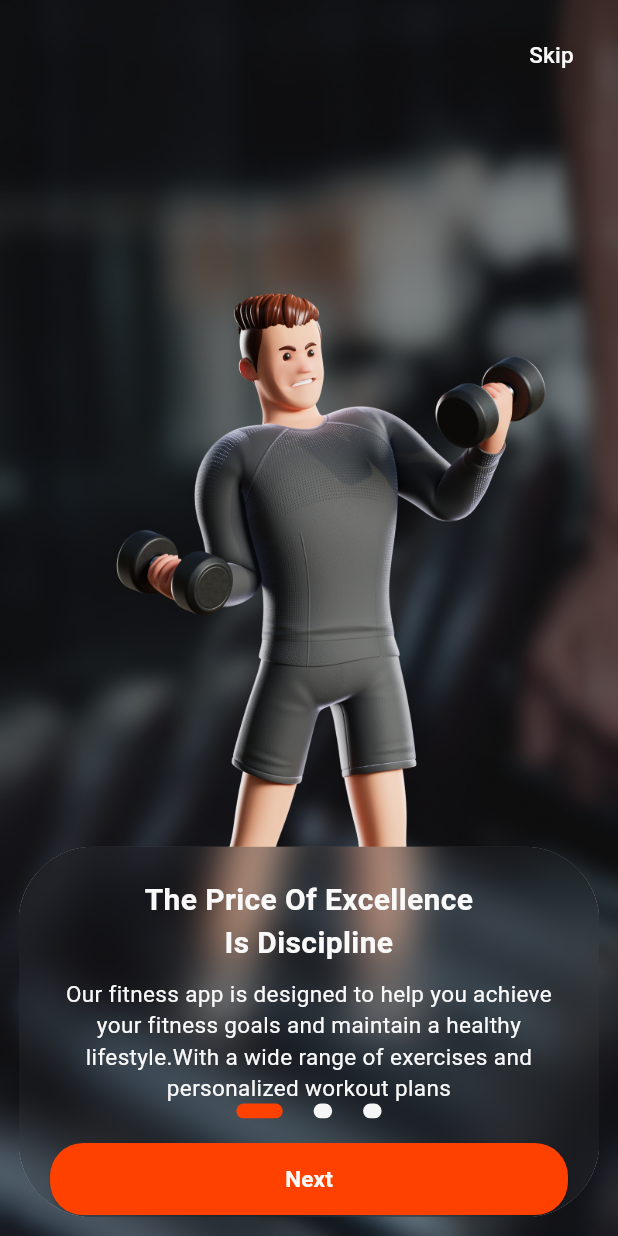
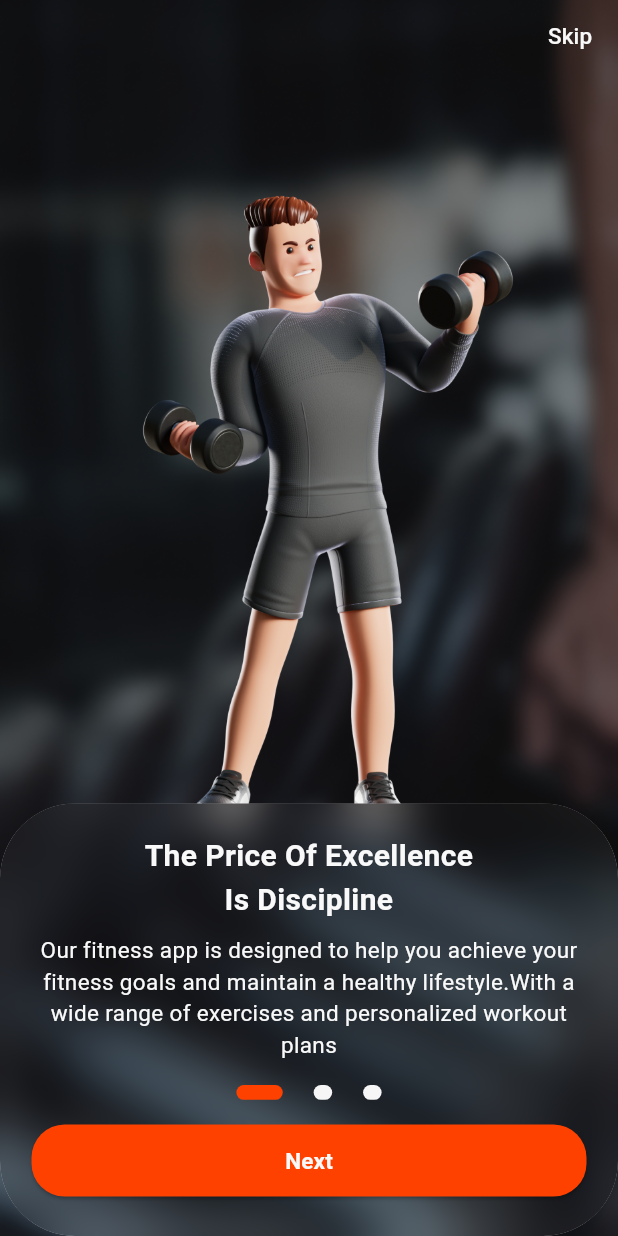
Before and after one commit to moyasser20/super_fitness_app, a Flutter app: the screen it shows after launch, on a phone screen of 412 x 824 dp. Run offline on Flutter 3.47's test engine with Material 3 defaults, Android fonts, the phone set to English and light mode, and no system bars; drawn by our look-alikes of smooth_page_indicator; our stand-ins replace another_flushbar, bloc, dio, flutter_bloc, flutter_otp_text_field, flutter_secure_storage and 10 more; generated files the repository leaves out were written again.

Commit message:
- Fixed onboarding UI issues.

```diff
--- a/lib/features/onboarding/onboaarding_screen.dart
+++ b/lib/features/onboarding/onboaarding_screen.dart
@@ -4,9 +4,9 @@ import 'package:smooth_page_indicator/smooth_page_indicator.dart';
 import 'package:super_fitness_app/core/common/widgets/container_with_blur_widget.dart';
 import 'package:super_fitness_app/core/theme/app_colors.dart';
 import 'package:super_fitness_app/core/widgets/custom_elevated_button.dart';
-import 'package:super_fitness_app/features/auth/presentation/register/views/register_screen.dart';
 import '../../core/contants/app_images.dart';
 import '../../core/contants/prefs.dart';
+import '../../core/routes/route_names.dart';
 
 class OnBoardModel {
   final String image;
@@ -54,9 +54,9 @@ class _OnboardingScreenState extends State<OnboardingScreen> {
     await Prefs.setOnboardingSeen();
     final bool check = Prefs.isOnboardingSeen();
     log('Onboarding marked as seen: $check');
-    Navigator.pushAndRemoveUntil(
+    Navigator.pushNamedAndRemoveUntil(
       context,
-      MaterialPageRoute(builder: (context) => const RegisterScreen()),
+      AppRoutes.login,
           (Route<dynamic> route) => false,
     );
   }
@@ -66,9 +66,9 @@ class _OnboardingScreenState extends State<OnboardingScreen> {
     await Prefs.setOnboardingSeen();
     final bool check = Prefs.isOnboardingSeen();
     log('Onboarding marked as seen: $check');
-    Navigator.pushAndRemoveUntil(
+    Navigator.pushNamedAndRemoveUntil(
       context,
-      MaterialPageRoute(builder: (context) => const RegisterScreen()),
+      AppRoutes.login,
           (Route<dynamic> route) => false,
     );
   }
@@ -88,13 +88,9 @@ class _OnboardingScreenState extends State<OnboardingScreen> {
             fit: BoxFit.cover,
           ),
         ),
-        child: LayoutBuilder(
-          builder: (context, constraints) {
-            final maxHeight = constraints.maxHeight;
-            final maxWidth = constraints.maxWidth;
-            return Padding(
-              padding: EdgeInsets.all(maxWidth * 0.03),
-              child: Column(
+        child: Stack(
+          children: [
+            Column(
               crossAxisAlignment: CrossAxisAlignment.end,
               children: [
                 SafeArea(
@@ -110,7 +106,6 @@ class _OnboardingScreenState extends State<OnboardingScreen> {
                     ),
                   ),
                 ),
-                  SizedBox(height: maxHeight * 0.02),
                 Expanded(
                   child: PageView.builder(
                     onPageChanged: (index) {
@@ -123,48 +118,40 @@ class _OnboardingScreenState extends State<OnboardingScreen> {
                     physics: const BouncingScrollPhysics(),
                     itemCount: onboard.length,
                     itemBuilder: (context, index) {
-                        return buildOnBoardingWidget(
-                          onboard[index],
-                          isLast,
-                          screenHeight,
-                          screenWidth,
+                      return Image.asset(
+                        onboard[index].image,
+                        fit: BoxFit.contain,
+                        height: screenHeight * 0.8,
+                        width: double.infinity,
                       );
                     },
                   ),
                 ),
+                SizedBox(height: screenHeight * 0.3),
               ],
             ),
-            );
-          },
+            Positioned(
+              bottom: 0,
+              left: screenWidth * 0,
+              right: screenWidth * 0,
+              child: SizedBox(
+                height: screenHeight * 0.35,
+                child: _buildBottomContainer(screenHeight, screenWidth),
+              ),
+            ),
+          ],
         ),
       ),
     );
   }
 
-  Widget buildOnBoardingWidget(
-      OnBoardModel model,
-      bool isLast,
-      double screenHeight,
-      double screenWidth,
-      ) {
-    return Stack(
-      children: [
-        Image.asset(
-          model.image,
-          fit: BoxFit.contain,
-          height: screenHeight * 0.8,
-          width: double.infinity,
-        ),
-        Align(
-          alignment: Alignment.bottomCenter,
-          child: SizedBox(
-            height: screenHeight * 0.3,
-            child: ContainerWithBlurWidget(
+  Widget _buildBottomContainer(double screenHeight, double screenWidth) {
+    return ContainerWithBlurWidget(
       child: Column(
         mainAxisSize: MainAxisSize.min,
         children: [
           Text(
-                    model.title,
+            onboard[currentIndex].title,
             textAlign: TextAlign.center,
             style: TextStyle(
               color: AppColors.white,
@@ -174,11 +161,11 @@ class _OnboardingScreenState extends State<OnboardingScreen> {
           ),
           SizedBox(height: screenHeight * 0.01),
           Text(
-                    model.body,
+            onboard[currentIndex].body,
             textAlign: TextAlign.center,
             style: TextStyle(color: AppColors.white, fontSize: 15),
           ),
-                  Spacer(),
+          SizedBox(height: screenHeight * 0.02),
           SmoothPageIndicator(
             controller: boardController,
             count: onboard.length,
@@ -195,9 +182,9 @@ class _OnboardingScreenState extends State<OnboardingScreen> {
           currentIndex != 0
               ? Row(
             children: [
-                      Expanded(
-                        child: CustomElevatedButton(
+              CustomElevatedButton(
                 color: Colors.transparent,
+                width: screenWidth * 0.2,
                 borderColor: AppColors.orange,
                 text: "Back",
                 onPressed: () {
@@ -207,10 +194,9 @@ class _OnboardingScreenState extends State<OnboardingScreen> {
                   );
                 },
               ),
-                      ),
-                      const SizedBox(width: 100),
-                      Expanded(
-                        child: CustomElevatedButton(
+              Spacer(),
+              CustomElevatedButton(
+                width: screenWidth * 0.2,
                 color: AppColors.main,
                 text: isLast ? "Do it" : "Next",
                 onPressed: () {
@@ -223,7 +209,6 @@ class _OnboardingScreenState extends State<OnboardingScreen> {
                     );
                   }
                 },
-                        ),
               ),
             ],
           )
@@ -240,10 +225,6 @@ class _OnboardingScreenState extends State<OnboardingScreen> {
           ),
         ],
       ),
-            ),
-          ),
-        ),
-      ],
     );
   }
 }
```
Lines whose indentation alone changed are shown as unchanged.
